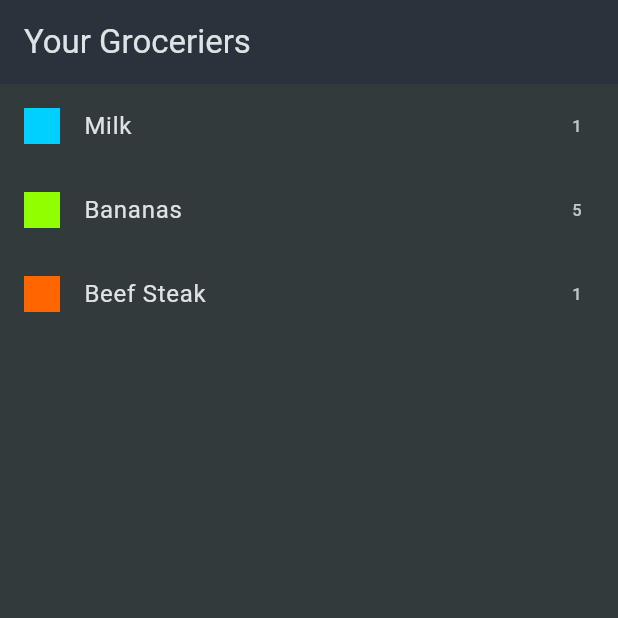
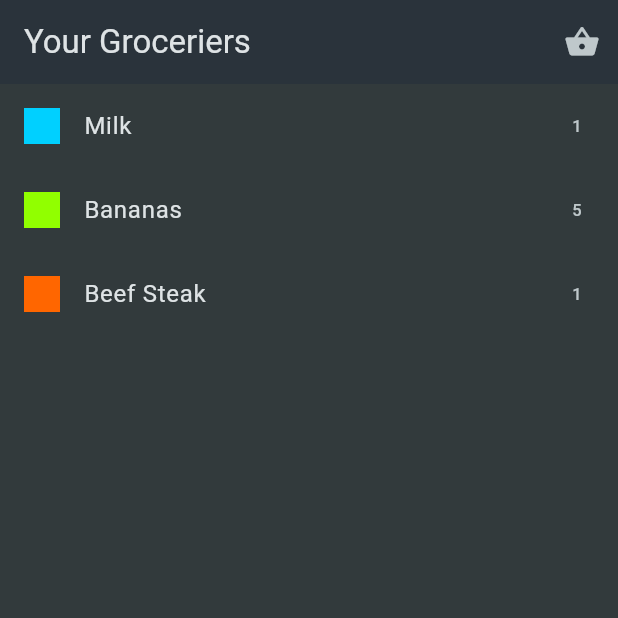
Before and after one commit to Harsh20221/shopping_list-ios, a Flutter app: the screen it shows after launch, on a phone screen of 412 x 824 dp, the top half of it. Run offline on Flutter 3.47's test engine with Material 3 defaults, Android fonts, the phone set to English and light mode, and no system bars.

Commit message:
Added Button to go to Next screen -- new item

```diff
--- a/lib/widgets/grocery_list.dart
+++ b/lib/widgets/grocery_list.dart
@@ -1,14 +1,23 @@
 import 'package:flutter/material.dart';
 import 'package:shopping_list/data/dummy_items.dart';
+import 'package:shopping_list/widgets/new_item.dart';
 
 ////** Here We are Defining our Widget Class Grocery List*/
 
-class GroceryList extends StatelessWidget {
+class GroceryList extends StatefulWidget { ///# TIP- IF you want to change a stateless to a Stateful Widget then click on that small Bulb icon
   const GroceryList({super.key});
+  @override
+  State<GroceryList> createState() => _GroceryListState();
+}
+
+class _GroceryListState extends State<GroceryList> {
+  void _addItem(){
+  Navigator.of(context).push(MaterialPageRoute(builder: (ctx)=>const NewItem()));
+}
   @override
   Widget build(BuildContext context) {
     return Scaffold(
-      appBar: AppBar(title: Text("Your Groceriers")),
+      appBar: AppBar(title: Text("Your Groceriers"),actions: [IconButton(onPressed: (){}, icon:const Icon(Icons.shopping_basket))],),
       body: ListView.builder(
         //? ListView.builder is used to create a scrollable list of items
         itemBuilder: (ctx, index) => ListTile(
```
